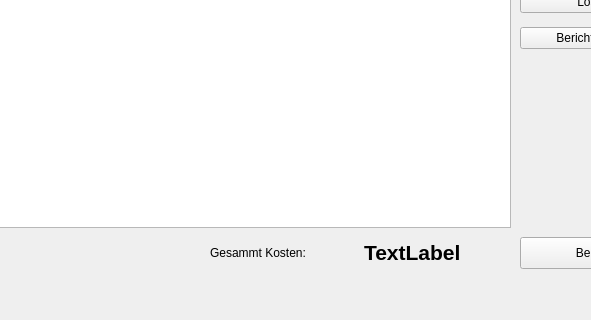
Above: AW-GUI.ui from DarkJumper/AW-Tool before the change; both pictures show x 240 to 831 and y 410 to 730 of the 946 by 730 pixel window. Below: the same form after it.
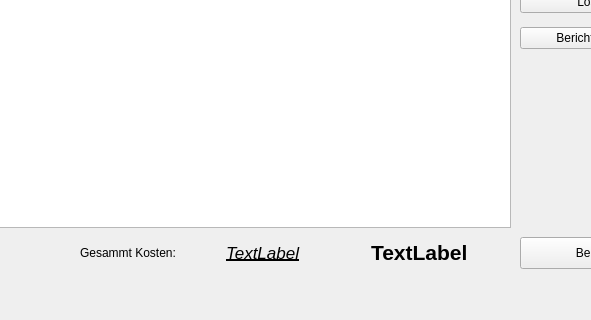
That is the form after the change.

Commit message: berechnung für faktor / tabellen

```diff
--- a/AW-GUI.ui
+++ b/AW-GUI.ui
@@ -97,9 +97,9 @@
    <widget class="QWidget" name="horizontalLayoutWidget_10">
     <property name="geometry">
      <rect>
-      <x>450</x>
+      <x>320</x>
       <y>630</y>
-      <width>301</width>
+      <width>431</width>
       <height>31</height>
      </rect>
     </property>
@@ -111,6 +111,28 @@
        </property>
       </widget>
      </item>
+     <item>
+      <widget class="QLabel" name="label_faktor">
+       <property name="font">
+        <font>
+         <pointsize>13</pointsize>
+         <weight>50</weight>
+         <italic>true</italic>
+         <bold>false</bold>
+         <underline>true</underline>
+        </font>
+       </property>
+       <property name="toolTip">
+        <string>&lt;html&gt;&lt;head/&gt;&lt;body&gt;&lt;p&gt;Dieser Wert wird auf die gesammt summe gerechnet&lt;/p&gt;&lt;/body&gt;&lt;/html&gt;</string>
+       </property>
+       <property name="autoFillBackground">
+        <bool>false</bool>
+       </property>
+       <property name="text">
+        <string>TextLabel</string>
+       </property>
+      </widget>
+     </item>
      <item>
       <widget class="QLabel" name="label_sum">
        <property name="font">
```
The commit also changes 3 other files.
